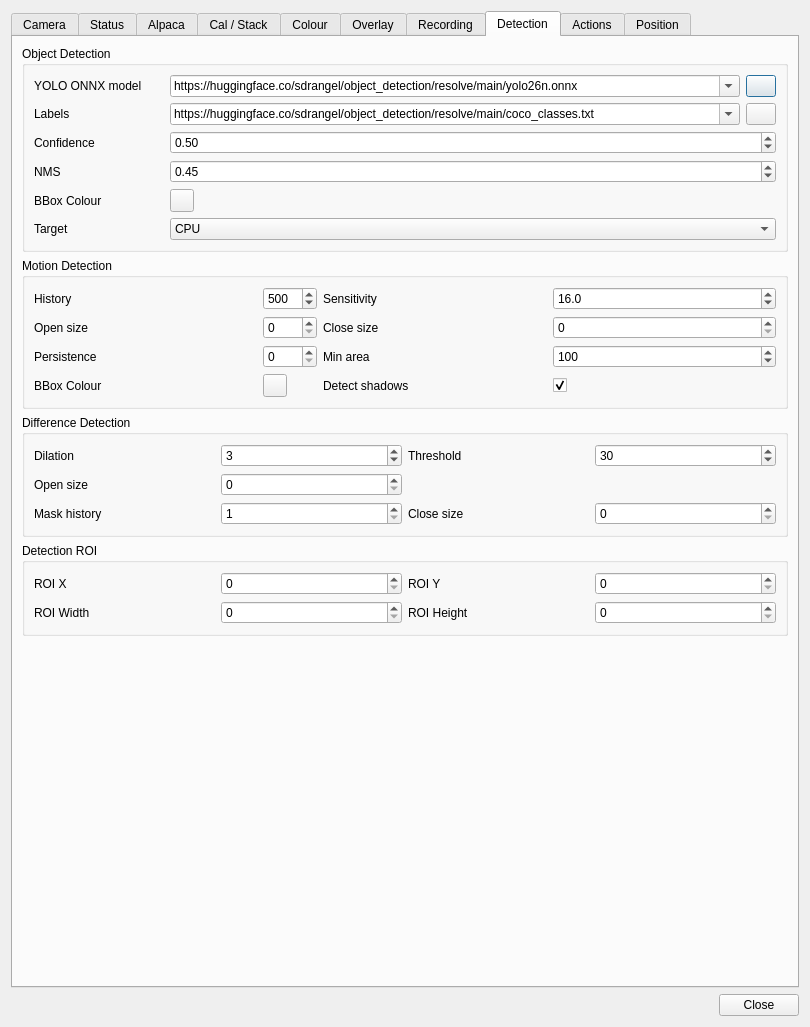
Above: plugins/feature/camera/camerasettingsdialog.ui from srcejon/sdrangel before the change. Below: the same form after it.
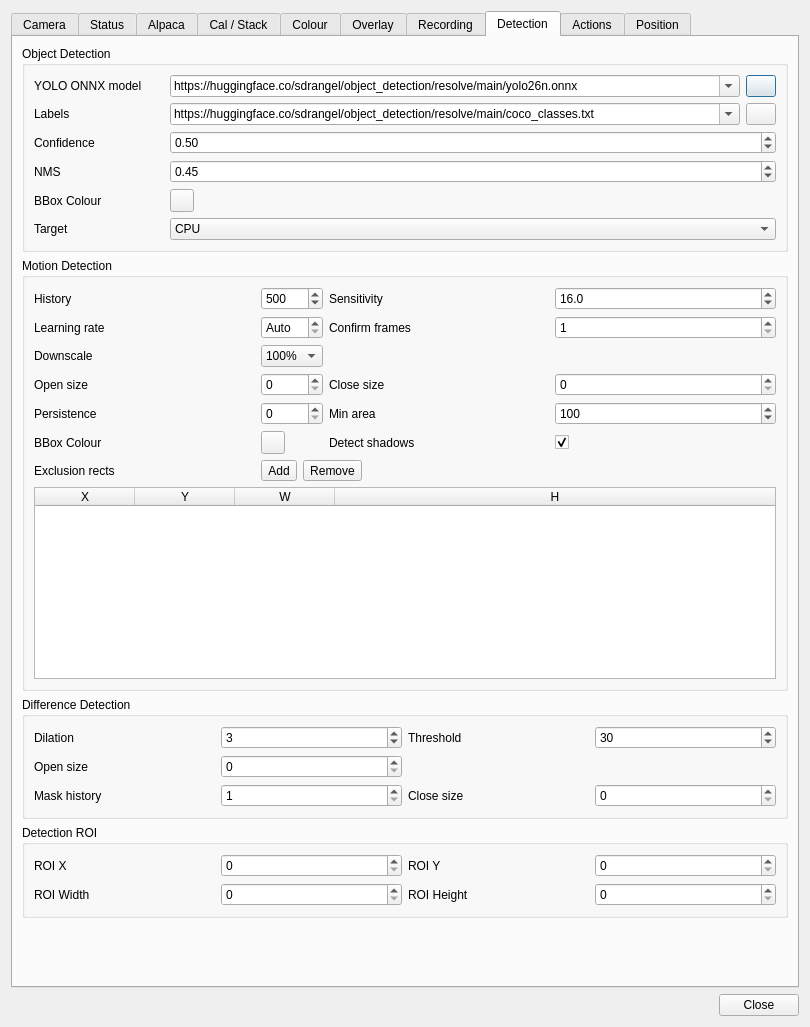
That is the form after the change. The open tabs and pages were chosen to show the change. Icons and pictures are not drawn.

Commit message: Improve camera motion detection controls

What changed in the file:
```diff
--- a/plugins/feature/camera/camerasettingsdialog.ui
+++ b/plugins/feature/camera/camerasettingsdialog.ui
@@ -3760,6 +3760,108 @@
             </property>
            </widget>
           </item>
+          <item row="1" column="0">
+           <widget class="QLabel" name="motionLearningRateLabel">
+            <property name="minimumSize">
+             <size>
+              <width>130</width>
+              <height>0</height>
+             </size>
+            </property>
+            <property name="text">
+             <string>Learning rate</string>
+            </property>
+           </widget>
+          </item>
+          <item row="1" column="1">
+           <widget class="QDoubleSpinBox" name="motionLearningRateSpin">
+            <property name="toolTip">
+             <string>MOG2 learning rate (-1 = automatic)</string>
+            </property>
+            <property name="decimals">
+             <number>3</number>
+            </property>
+            <property name="minimum">
+             <double>-1.000000000000000</double>
+            </property>
+            <property name="maximum">
+             <double>1.000000000000000</double>
+            </property>
+            <property name="singleStep">
+             <double>0.010000000000000</double>
+            </property>
+            <property name="specialValueText">
+             <string>Auto</string>
+            </property>
+            <property name="value">
+             <double>-1.000000000000000</double>
+            </property>
+           </widget>
+          </item>
+          <item row="1" column="2">
+           <widget class="QLabel" name="motionConfirmFramesLabel">
+            <property name="minimumSize">
+             <size>
+              <width>130</width>
+              <height>0</height>
+             </size>
+            </property>
+            <property name="text">
+             <string>Confirm frames</string>
+            </property>
+           </widget>
+          </item>
+          <item row="1" column="3">
+           <widget class="QSpinBox" name="motionConfirmFramesSpin">
+            <property name="toolTip">
+             <string>Motion must persist for this many consecutive frames before it is reported</string>
+            </property>
+            <property name="minimum">
+             <number>1</number>
+            </property>
+            <property name="maximum">
+             <number>60</number>
+            </property>
+            <property name="value">
+             <number>1</number>
+            </property>
+           </widget>
+          </item>
+          <item row="2" column="0">
+           <widget class="QLabel" name="motionDownscaleLabel">
+            <property name="minimumSize">
+             <size>
+              <width>130</width>
+              <height>0</height>
+             </size>
+            </property>
+            <property name="text">
+             <string>Downscale</string>
+            </property>
+           </widget>
+          </item>
+          <item row="2" column="1">
+           <widget class="QComboBox" name="motionDownscaleCombo">
+            <property name="toolTip">
+             <string>Optional downscaled path for motion detection</string>
+            </property>
+            <item>
+             <property name="text">
+              <string>100%</string>
+             </property>
+            </item>
+            <item>
+             <property name="text">
+              <string>50%</string>
+             </property>
+            </item>
+            <item>
+             <property name="text">
+              <string>25%</string>
+             </property>
+            </item>
+           </widget>
+          </item>
           <item row="7" column="2">
            <widget class="QLabel" name="motionDetectShadowsLabel">
             <property name="text">
@@ -3835,6 +3937,83 @@
             </property>
            </widget>
           </item>
+          <item row="8" column="0">
+           <widget class="QLabel" name="motionExclusionLabel">
+            <property name="text">
+             <string>Exclusion rects</string>
+            </property>
+           </widget>
+          </item>
+          <item row="8" column="1" colspan="3">
+           <layout class="QHBoxLayout" name="motionExclusionButtonsLayout">
+            <item>
+             <widget class="QToolButton" name="motionExclusionAddButton">
+              <property name="toolTip">
+               <string>Add an exclusion rectangle for diff/motion detection</string>
+              </property>
+              <property name="text">
+               <string>Add</string>
+              </property>
+             </widget>
+            </item>
+            <item>
+             <widget class="QToolButton" name="motionExclusionRemoveButton">
+              <property name="toolTip">
+               <string>Remove the selected exclusion rectangle</string>
+              </property>
+              <property name="text">
+               <string>Remove</string>
+              </property>
+             </widget>
+            </item>
+            <item>
+             <spacer name="motionExclusionButtonsSpacer">
+              <property name="orientation">
+               <enum>Qt::Orientation::Horizontal</enum>
+              </property>
+              <property name="sizeHint" stdset="0">
+               <size>
+                <width>40</width>
+                <height>20</height>
+               </size>
+              </property>
+             </spacer>
+            </item>
+           </layout>
+          </item>
+          <item row="9" column="0" colspan="4">
+           <widget class="QTableWidget" name="motionExclusionTable">
+            <property name="toolTip">
+             <string>Full-resolution exclusion rectangles for diff/motion detection</string>
+            </property>
+            <property name="columnCount">
+             <number>4</number>
+            </property>
+            <attribute name="horizontalHeaderStretchLastSection">
+             <bool>true</bool>
+            </attribute>
+            <column>
+             <property name="text">
+              <string>X</string>
+             </property>
+            </column>
+            <column>
+             <property name="text">
+              <string>Y</string>
+             </property>
+            </column>
+            <column>
+             <property name="text">
+              <string>W</string>
+             </property>
+            </column>
+            <column>
+             <property name="text">
+              <string>H</string>
+             </property>
+            </column>
+           </widget>
+          </item>
          </layout>
         </widget>
        </item>
```
The commit also changes 6 other files.
